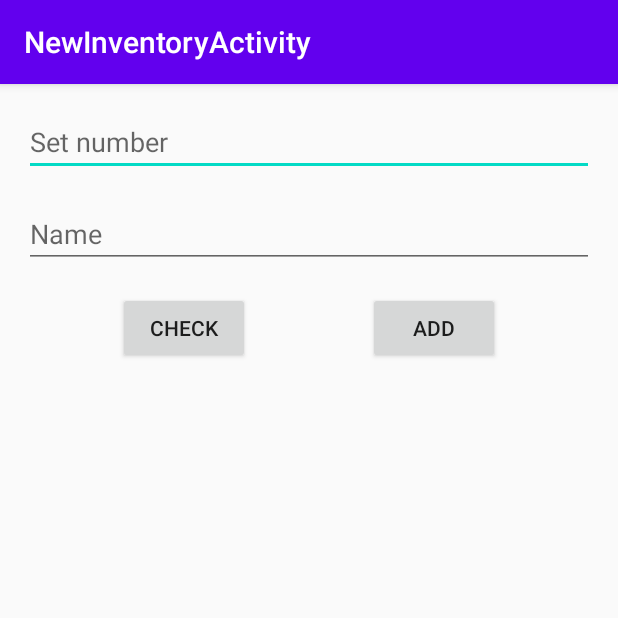
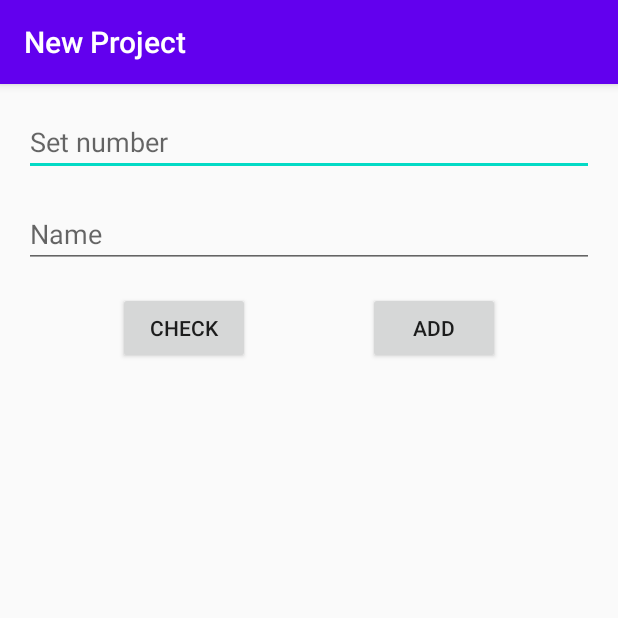
Before and after one commit to Ztrk/brick-list, an Android app: the NewInventoryActivity screen opened directly, with no data from a screen before it, on a phone screen of 412 x 824 dp, the top half of it. Run offline under Robolectric (Android 15) with nearby library versions, the phone set to English and light mode, and no system bars; our stand-ins replace Room's generated code, Volley.

Commit message:
Move string to resource file

```diff
--- a/app/src/main/res/layout/content_new_inventory.xml
+++ b/app/src/main/res/layout/content_new_inventory.xml
@@ -11,13 +11,12 @@
         android:layout_width="0dp"
         android:layout_height="wrap_content"
         android:layout_marginStart="16dp"
-        android:layout_marginLeft="16dp"
         android:layout_marginTop="16dp"
         android:layout_marginEnd="16dp"
-        android:layout_marginRight="16dp"
         android:ems="10"
-        android:hint="Set number"
-        android:inputType="textPersonName"
+        android:hint="@string/set_number_hint"
+        android:importantForAutofill="no"
+        android:inputType="textUri|text"
         app:layout_constraintEnd_toEndOf="parent"
         app:layout_constraintStart_toStartOf="parent"
         app:layout_constraintTop_toTopOf="parent" />
@@ -27,13 +26,12 @@
         android:layout_width="0dp"
         android:layout_height="wrap_content"
         android:layout_marginStart="16dp"
-        android:layout_marginLeft="16dp"
         android:layout_marginTop="16dp"
         android:layout_marginEnd="16dp"
-        android:layout_marginRight="16dp"
         android:ems="10"
-        android:hint="Name"
-        android:inputType="textPersonName"
+        android:hint="@string/name_hint"
+        android:importantForAutofill="no"
+        android:inputType="text"
         app:layout_constraintEnd_toEndOf="parent"
         app:layout_constraintStart_toStartOf="parent"
         app:layout_constraintTop_toBottomOf="@+id/setNumberEdit" />
@@ -43,7 +41,7 @@
         android:layout_width="wrap_content"
         android:layout_height="wrap_content"
         android:layout_marginTop="16dp"
-        android:text="Check"
+        android:text="@string/check_button_text"
         app:layout_constraintEnd_toStartOf="@+id/addButton"
         app:layout_constraintHorizontal_bias="0.5"
         app:layout_constraintStart_toStartOf="parent"
@@ -54,7 +52,7 @@
         android:layout_width="wrap_content"
         android:layout_height="wrap_content"
         android:layout_marginTop="16dp"
-        android:text="Add"
+        android:text="@string/add_button_text"
         app:layout_constraintEnd_toEndOf="parent"
         app:layout_constraintHorizontal_bias="0.5"
         app:layout_constraintStart_toEndOf="@+id/checkButton"
@@ -65,10 +63,9 @@
         android:layout_width="wrap_content"
         android:layout_height="wrap_content"
         android:layout_marginStart="16dp"
-        android:layout_marginLeft="16dp"
         android:layout_marginTop="16dp"
-        android:text="TextView"
         app:layout_constraintStart_toStartOf="parent"
-        app:layout_constraintTop_toBottomOf="@+id/checkButton" />
+        app:layout_constraintTop_toBottomOf="@+id/checkButton"
+        tools:text="Result text" />
 
 </androidx.constraintlayout.widget.ConstraintLayout>
--- a/app/src/main/res/values/strings.xml
+++ b/app/src/main/res/values/strings.xml
@@ -1,19 +1,31 @@
 <resources>
     <string name="app_name">BrickList</string>
     <string name="action_settings">Settings</string>
-    <string name="title_activity_new_inventory">NewInventoryActivity</string>
+    <string name="title_activity_new_inventory">New Project</string>
 
-    <string name="title_activity_parts_list">PartsListActivity</string>
-    <string name="action_export">Export to XML(wanted list)</string>
+    <!-- List of parts -->
+    <string name="title_activity_parts_list">List of parts</string>
 
     <string name="quantity_string">%1$d of %2$d</string>
     <string name="color_and_code_string">%1$s [%2$s]</string>
     <string name="brick_image_description">Image of lego brick</string>
     <string name="plus_button_description">Plus button, add 1 to found bricks</string>
     <string name="minus_button_description">Minus button, remove 1 from found bricks</string>
-    <string name="title_activity_settings">Settings</string>
+
+    <!-- Export -->
+    <string name="action_export">Export to XML (Wanted List)</string>
+    <string name="export_chooser_title">Export XML (Wanted List) to:</string>
+    <string name="export_no_application">No application to handle export</string>
+    <string name="export_uri_label">XML - BrickLink Wanted List</string>
+
+    <!-- New inventory -->
+    <string name="set_number_hint">Set number</string>
+    <string name="name_hint">Name</string>
+    <string name="add_button_text">Add</string>
+    <string name="check_button_text">Check</string>
 
     <!-- Preferences -->
+    <string name="title_activity_settings">Settings</string>
     <string name="general_header">General</string>
 
     <string name="url_prefix_title">URL prefix</string>
```
Also changed, not shown: app/src/main/java/com/example/bricklist/MainActivity.kt (+0 -8 lines), app/src/main/java/com/example/bricklist/PartsListActivity.kt (+3 -6 lines).
